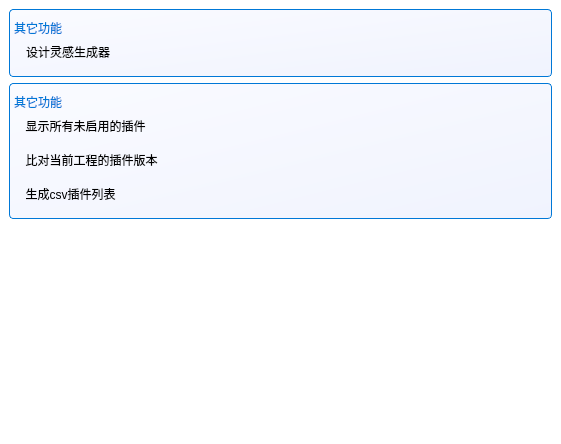
DrillUp/DrillPluginInformationReader, file DrillPluginInformationReader/Source/InformationModule/otherFunctionPart/p_OtherFunctionPart.ui: the form before one commit.
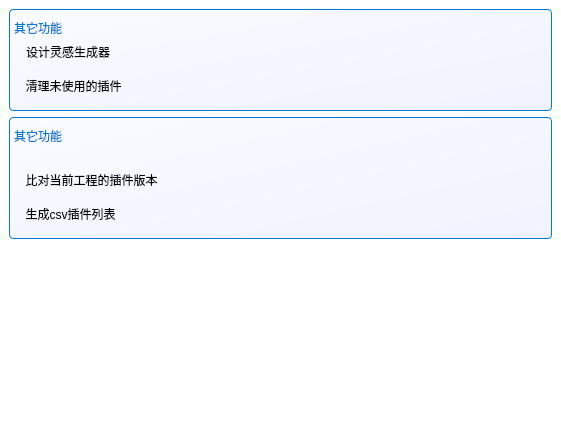
The form after the commit. Icons and pictures are not drawn.

Commit message: 完成了 清理插件功能 。

Diff of the .ui file:
```diff
--- a/DrillPluginInformationReader/Source/InformationModule/otherFunctionPart/p_OtherFunctionPart.ui
+++ b/DrillPluginInformationReader/Source/InformationModule/otherFunctionPart/p_OtherFunctionPart.ui
@@ -136,6 +136,20 @@
             </property>
            </spacer>
           </item>
+          <item row="1" column="0">
+           <widget class="QToolButton" name="toolButton_showUnusedPlugin">
+            <property name="text">
+             <string>清理未使用的插件</string>
+            </property>
+            <property name="icon">
+             <iconset resource="../../../drillplugininformationreader.qrc">
+              <normaloff>:/DrillPluginInformationReader/Resources/icons/global/drill_logo_64x64.png</normaloff>:/DrillPluginInformationReader/Resources/icons/global/drill_logo_64x64.png</iconset>
+            </property>
+            <property name="toolButtonStyle">
+             <enum>Qt::ToolButtonTextBesideIcon</enum>
+            </property>
+           </widget>
+          </item>
          </layout>
         </widget>
        </item>
@@ -145,20 +159,6 @@
           <string>其它功能</string>
          </property>
          <layout class="QGridLayout" name="gridLayout_2">
-          <item row="0" column="0">
-           <widget class="QToolButton" name="toolButton_showUnusedPlugin_3">
-            <property name="text">
-             <string>显示所有未启用的插件</string>
-            </property>
-            <property name="icon">
-             <iconset resource="../../../drillplugininformationreader.qrc">
-              <normaloff>:/DrillPluginInformationReader/Resources/icons/global/drill_logo_64x64.png</normaloff>:/DrillPluginInformationReader/Resources/icons/global/drill_logo_64x64.png</iconset>
-            </property>
-            <property name="toolButtonStyle">
-             <enum>Qt::ToolButtonTextBesideIcon</enum>
-            </property>
-           </widget>
-          </item>
           <item row="0" column="1">
            <spacer name="horizontalSpacer_2">
             <property name="orientation">
```
The commit also changes 13 other files.
